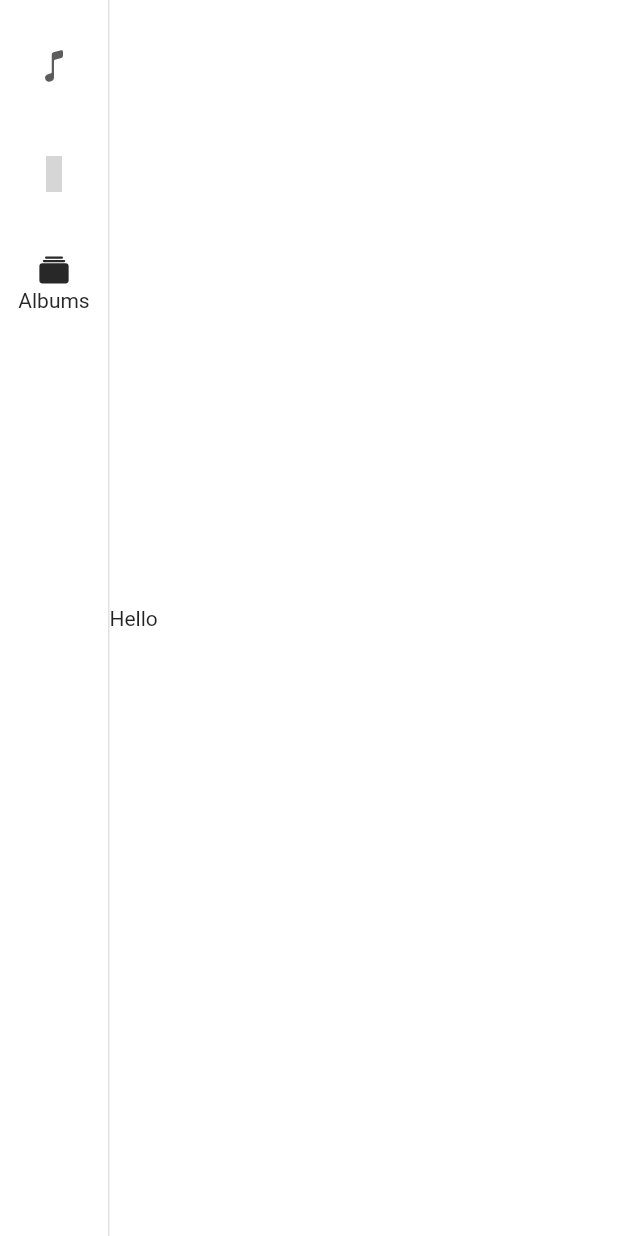
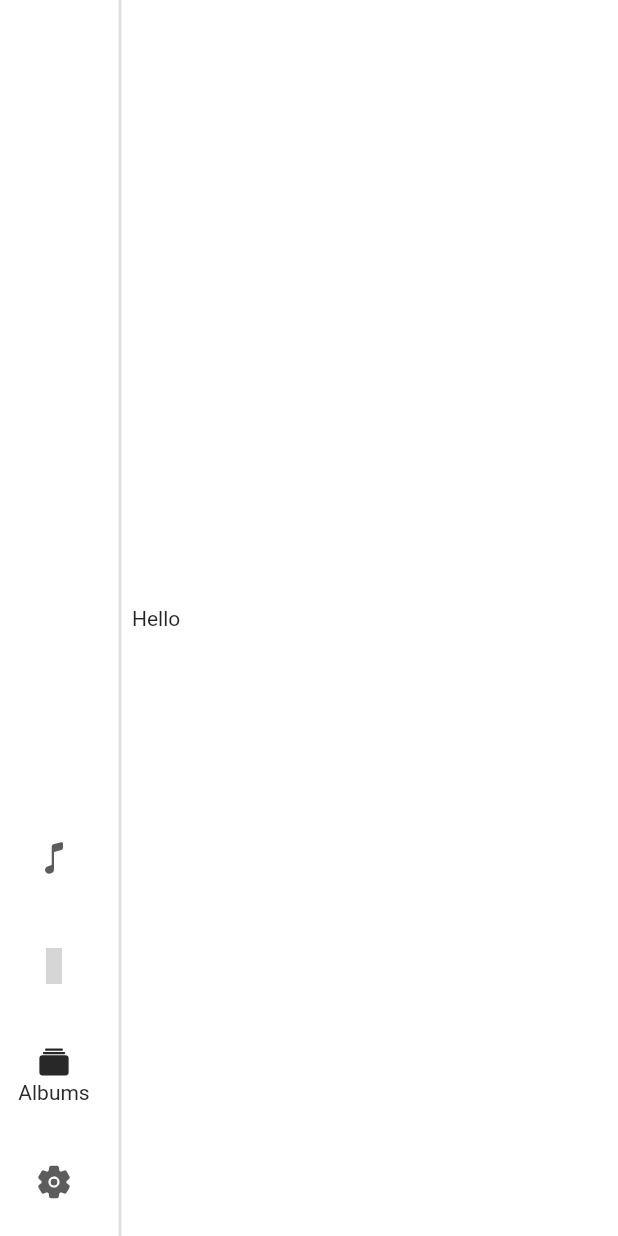
Before and after one commit to Android-Builds/Pseudo-Music, a Flutter app: the screen it shows after launch, after a tap on "Albums", on a phone screen of 412 x 824 dp. Run offline on Flutter 3.47's test engine with Material 2 defaults, Android fonts, the phone set to English and light mode, and no system bars; our stand-ins replace flutter_icons, lottie; missing offline and left inert: flutter_audio_query; statements that could not run were skipped; grey boxes are pictures that could not be loaded.

Commit message:
Change UI from settings

```diff
--- a/lib/pages/homepage.dart
+++ b/lib/pages/homepage.dart
@@ -4,6 +4,7 @@ import 'dart:math';
 import 'package:flutter/material.dart';
 import 'package:flutter/services.dart';
 import 'package:flutter_icons/flutter_icons.dart';
+import 'package:pseudomusic/pages/settings.dart';
 import 'package:pseudomusic/utils/variables.dart';
 import 'package:pseudomusic/widgets/songlist.dart';
 
@@ -23,7 +24,8 @@ class _HomePageState extends State<HomePage> {
     Container(),
     Container(
       child: Text('Hello'),
-    )
+    ),
+    SettingsPage(),
   ];
 
   updateColors2() {
@@ -45,12 +47,18 @@ class _HomePageState extends State<HomePage> {
   void initState() {
     super.initState();
     discoController = new StreamController();
+    uiController = new StreamController();
     discoController.stream.listen((event) {
       if (event) {
         updateColors2();
       } else if (t != null && t.isActive) {
         t.cancel();
+      } else {
+        setState(() {});
       }
+    });
+    uiController.stream.listen((event) {
+      setState(() {});
     });
   }
 
@@ -63,9 +71,11 @@ class _HomePageState extends State<HomePage> {
       systemNavigationBarIconBrightness: Brightness.dark, //bottom bar icons
     ));
     return Scaffold(
-      body: Row(
+      body: usenavrails
+          ? Row(
               children: [
                 NavigationRail(
+                  groupAlignment: 1.0,
                   destinations: <NavigationRailDestination>[
                     NavigationRailDestination(
                       icon: Icon(Ionicons.ios_musical_note),
@@ -82,45 +92,55 @@ class _HomePageState extends State<HomePage> {
                       selectedIcon: Icon(Ionicons.ios_albums),
                       label: Text('Albums'),
                     ),
+                    NavigationRailDestination(
+                      icon: Icon(Ionicons.ios_settings),
+                      selectedIcon: Icon(Ionicons.ios_settings),
+                      label: Text('Albums'),
+                    ),
                   ],
                   selectedIndex: _selectedIndex,
                   onDestinationSelected: _onItemTapped,
                   labelType: NavigationRailLabelType.selected,
-            selectedLabelTextStyle: TextStyle(color: Color.fromRGBO(ur, ug, ub, 1)),
-            selectedIconTheme: IconThemeData(color: Color.fromRGBO(ur, ug, ub, 1)),
+                  selectedLabelTextStyle:
+                      TextStyle(color: Color.fromRGBO(ur, ug, ub, 1)),
+                  selectedIconTheme:
+                      IconThemeData(color: Color.fromRGBO(ur, ug, ub, 1)),
                 ),
                 VerticalDivider(
-            thickness: 1,
-            width: 1,
+                  thickness: 2,
                 ),
                 Expanded(
                   child: _widgetOptions.elementAt(_selectedIndex),
                 )
               ],
+            )
+          : Center(
+              child: _widgetOptions.elementAt(_selectedIndex),
             ),
-      // body: Center(
-      //   child: _widgetOptions.elementAt(_selectedIndex),
-      // ),
-      // bottomNavigationBar: BottomNavigationBar(
-      //   elevation: 0.0,
-      //   items: <BottomNavigationBarItem>[
-      //     BottomNavigationBarItem(
-      //       icon: Icon(Icons.music_note),
-      //       title: Text('Songs'),
-      //     ),
-      //     BottomNavigationBarItem(
-      //       icon: Icon(Icons.playlist_play),
-      //       title: Text('Playlist'),
-      //     ),
-      //     BottomNavigationBarItem(
-      //       icon: Icon(Icons.album),
-      //       title: Text('Albums'),
-      //     ),
-      //   ],
-      //   currentIndex: _selectedIndex,
-      //   selectedItemColor: Color.fromRGBO(ur, ug, ub, 1),
-      //   onTap: _onItemTapped,
-      // ),
+      bottomNavigationBar: !usenavrails ? BottomNavigationBar(
+              elevation: 0.0,
+              items: <BottomNavigationBarItem>[
+                BottomNavigationBarItem(
+                  icon: Icon(Icons.music_note),
+                  title: Text('Songs'),
+                ),
+                BottomNavigationBarItem(
+                  icon: Icon(Icons.playlist_play),
+                  title: Text('Playlist'),
+                ),
+                BottomNavigationBarItem(
+                  icon: Icon(Icons.album),
+                  title: Text('Albums'),
+                ),
+                BottomNavigationBarItem(
+                  icon: Icon(Icons.settings),
+                  title: Text('Settings'),
+                ),
+              ],
+              currentIndex: _selectedIndex,
+              selectedItemColor: Color.fromRGBO(ur, ug, ub, 1),
+              onTap: _onItemTapped,
+            ) : Container(height: 0) ,
     );
   }
 }
--- a/lib/utils/variables.dart
+++ b/lib/utils/variables.dart
@@ -16,8 +16,10 @@ bool disco2 = false;
 bool randomcol = false;
 bool darkmode = false;
 bool homepagedisco = false;
+bool usenavrails = true;
 
 StreamController discoController;
+StreamController uiController;
 
 getColor(BuildContext context) {
   var brightness = MediaQuery.of(context).platformBrightness;
--- a/lib/widgets/songlist.dart
+++ b/lib/widgets/songlist.dart
@@ -24,10 +24,11 @@ class _SongListState extends State<SongList> {
   Timer t, t1;
 
   getColors() {
-    r = Random().nextInt(255);
-    g = Random().nextInt(255);
-    b = Random().nextInt(255);
-    o = Random().nextDouble();
+    r = ur = Random().nextInt(255);
+    g = ug = Random().nextInt(255);
+    b = ub = Random().nextInt(255);
+    o = uo = Random().nextDouble();
+    discoController.add(false);
   }
 
   updateColors() {
```
Also changed, not shown: lib/pages/settings.dart (added, +35 -0 lines). Lines whose indentation alone changed are shown as unchanged.
